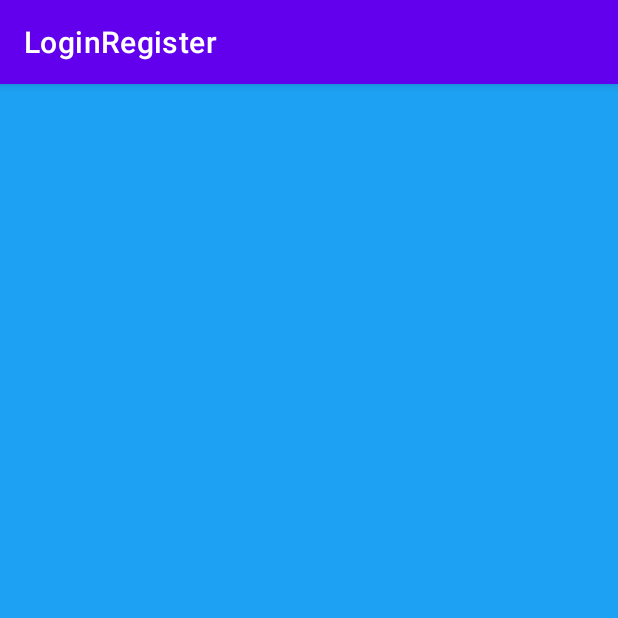
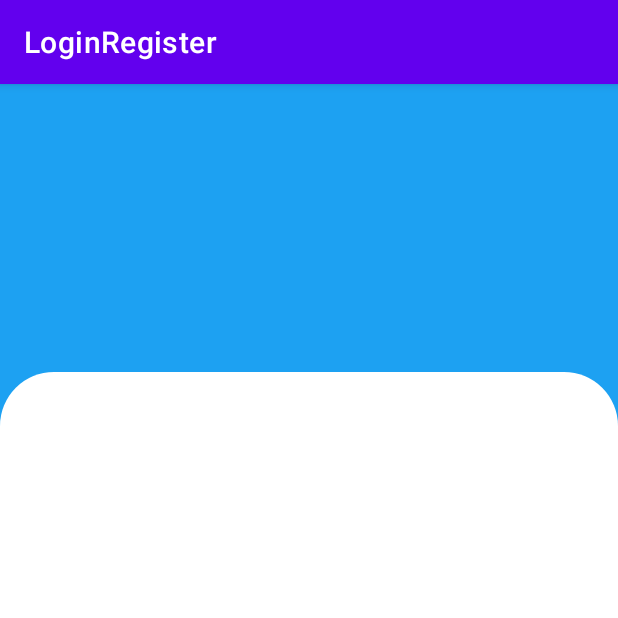
Before and after one commit to himynameismoose/LoginRegister, an Android app: the screen it shows after launch (MainActivity), on a phone screen of 412 x 824 dp, the top half of it. Run offline under Robolectric (Android 15) with nearby library versions, the phone set to English and light mode, and no system bars.

Commit message:
add bg drawable - rounded corners, white background

```diff
--- a/app/src/main/res/layout/login.xml
+++ b/app/src/main/res/layout/login.xml
@@ -13,6 +13,14 @@
         android:layout_width="match_parent"
         android:layout_height="0dp"
         android:layout_weight="1"
-        android:gravity="center" />
+        android:gravity="center"/>
+
+    <LinearLayout
+        android:layout_width="match_parent"
+        android:layout_height="0dp"
+        android:layout_weight="3"
+        android:orientation="vertical"
+        android:paddingHorizontal="10dp"
+        android:background="@drawable/bg"/>
 
 </LinearLayout>
```
